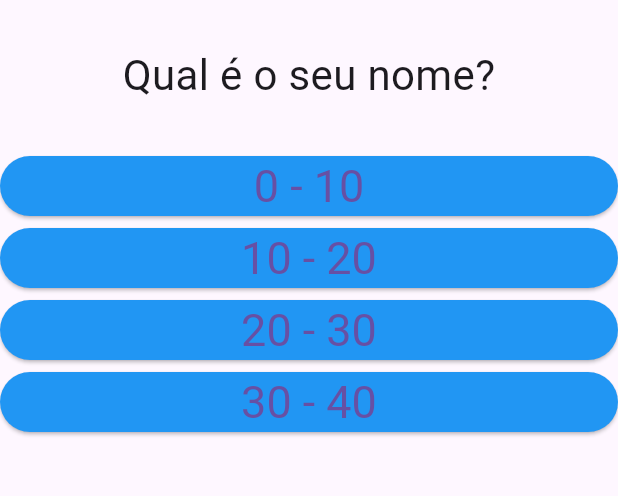
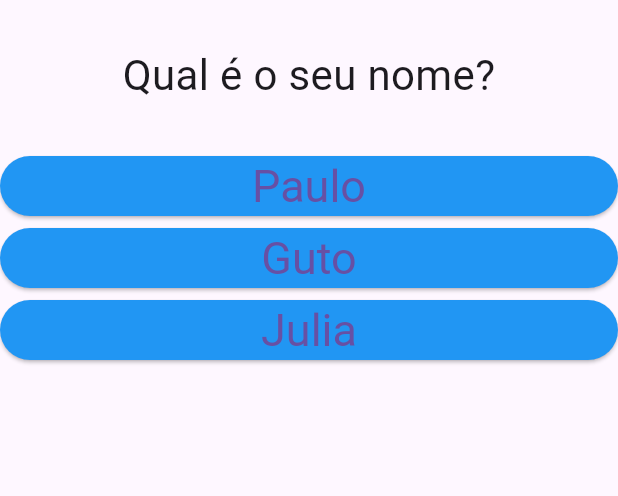
Before and after one commit to Galleazzo/first-app-flutter, a Flutter app: the screen it shows after launch, on a phone screen of 412 x 824 dp, the part 84-580 px from its top. Run offline on Flutter 3.47's test engine with Material 3 defaults, Android fonts, the phone set to English and light mode, and no system bars.

Commit message:
correção de arro

```diff
--- a/lib/main.dart
+++ b/lib/main.dart
@@ -21,20 +21,33 @@ class _PerguntaAppState extends State<PerguntaApp> {
 
   void _responder() {
     setState(() {
-      _perguntaSelecionada++;
+      if(_perguntaSelecionada < 1){
+        _perguntaSelecionada++;
+      } else {
+        _perguntaSelecionada = 0;
+      }
+
     });
     print(_perguntaSelecionada);
   }
 
   @override
   Widget build(BuildContext context) {
-    const List<String> perguntas = [
-      "Qual é o seu nome?",
-      "Quantos anos voce tem?",
-      "Voce é homem ou mulher?",
-      "Voce tem cachorro?"
+    const List<Map<String, Object>> perguntas = [
+      {
+        'text': "Qual é o seu nome?",
+        'resposta': ['Paulo', 'Guto', 'Julia']
+      },
+      {
+        'text': "Quantos anos voce tem?",
+        'resposta': ["17", "18", "20"]
+      }
     ];
 
+    List<Widget> respostas = [];
+    for(String textoResp in perguntas[_perguntaSelecionada].cast()['resposta']) {
+      respostas.add(Resposta(textoResp, _responder));
+    }
 
     return MaterialApp(
         home: Scaffold(
@@ -44,11 +57,8 @@ class _PerguntaAppState extends State<PerguntaApp> {
           ),
           body: Column(
             children: <Widget>[
-              Questao(perguntas[_perguntaSelecionada]),
-              Resposta("0 - 10", _responder),
-              Resposta("10 - 20", _responder),
-              Resposta("20 - 30", _responder),
-              Resposta("30 - 40", _responder)
+              Questao(perguntas[_perguntaSelecionada]["text"].toString()),
+              ...respostas
             ],
           ),
     ));
```
